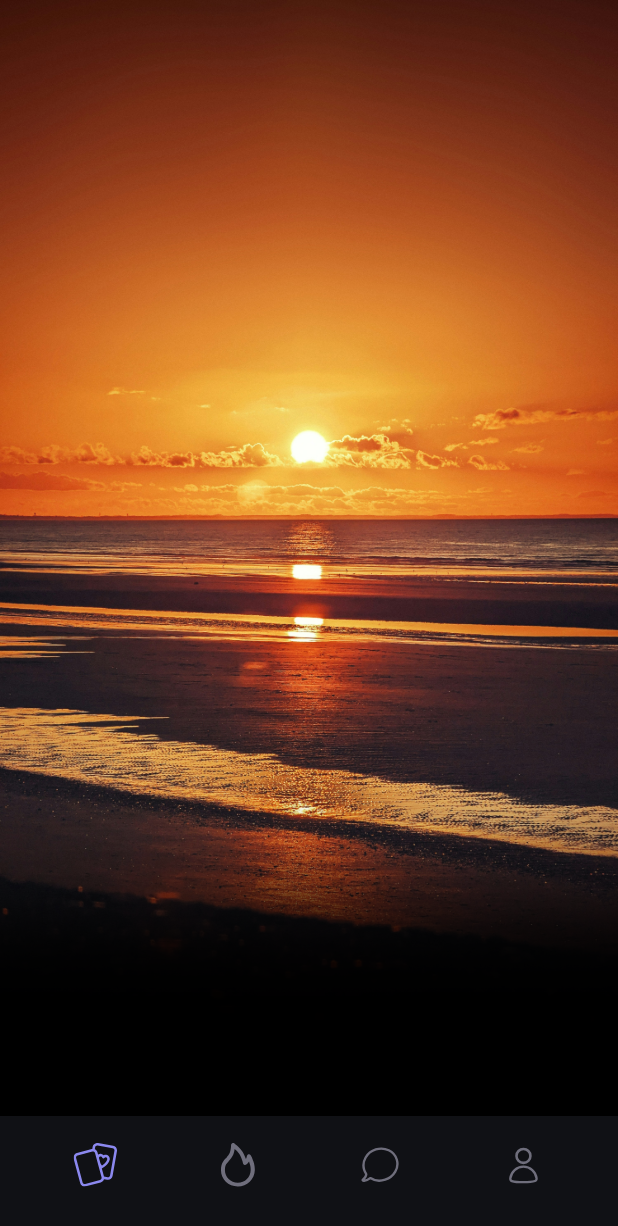
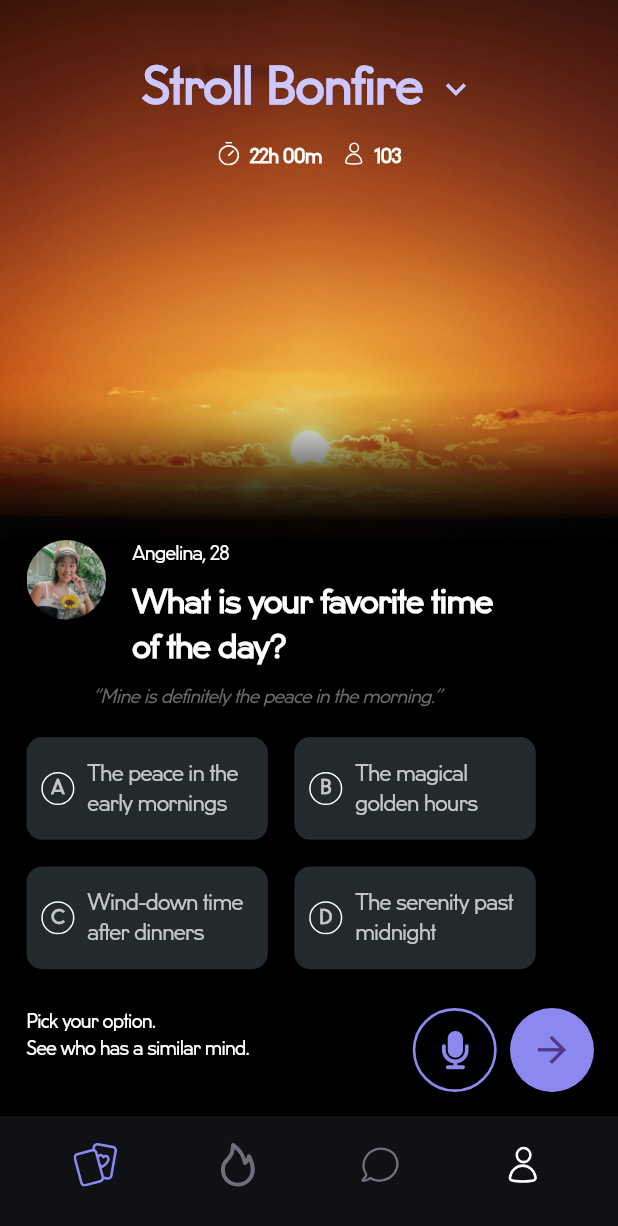
Before and after one commit to Chigozie743/stroll_test, a Flutter app: the screen it shows after launch, on a phone screen of 412 x 824 dp. Shown: the top 1226 px of the screen. Run offline on Flutter 3.47's test engine with Material 3 defaults, Android fonts, the phone set to English and light mode, and no system bars; our stand-ins replace flutter_riverpod, flutter_screenutil, flutter_svg, page_transition, responsive_builder.

Commit message:
Fifth Commit - Work Done setup

```diff
--- a/lib/constants/utils/app_assets.dart
+++ b/lib/constants/utils/app_assets.dart
@@ -4,17 +4,21 @@ class StrollAssetsPath {
   static const imagesPath = 'assets/images';
 
   //***************** APP Icons ********************
-  static const userIcon = "$iconsPath/user.svg";
+  static const userIcon = "$iconsPath/users.svg";
 
   static const fireIcon = "$iconsPath/fire.svg";
 
   static const cardsIcon = "$iconsPath/cards.svg";
 
+  static const clockIcon = "$iconsPath/clock.svg";
+
+  static const microphoneIcon = "$iconsPath/microphone.svg";
+
   static const chatBubbleIcon = "$iconsPath/chat_bubble.svg";
 
+  //***************** APP Images ********************
+  static const picsImage = "$imagesPath/pics.png";
 
-
-  //***************** APP Images ********************
   static const homeBackgroundImage = "$imagesPath/home_background.jpg";
 
 
--- a/lib/constants/utils/color_constants.dart
+++ b/lib/constants/utils/color_constants.dart
@@ -19,9 +19,13 @@ class StrollColors {
   // =================== Text Colors===============================
   static const Color strollGreyText = Color(0xFF6A6A6A);
 
+  static const Color strollBlueText = Color(0xFFCCC8FF);
+
   static const Color whiteText = Color(0xFFFFFFFF);
 
   static const Color strollIconColor = Color(0xFF6F6E7C);
 
+  static const Color strollLightGreyText = Color(0xFFC4C4C4);
+
 
 }
--- a/lib/constants/widgets/text_widget.dart
+++ b/lib/constants/widgets/text_widget.dart
@@ -12,6 +12,7 @@ class StrollText extends StatelessWidget {
   final Color? textColor;
   final TextAlign? textAlign;
   final int? maxLines;
+  final FontStyle? fontStyle;
   final FontWeight? fontWeight;
   final TextDecoration? textDecoration;
 
@@ -24,6 +25,7 @@ class StrollText extends StatelessWidget {
     this.textColor,
     this.textAlign,
     this.maxLines,
+    this.fontStyle,
     this.fontWeight,
     this.letterSpacing,
     this.fontFamily = 'U8Regular',
@@ -42,6 +44,7 @@ class StrollText extends StatelessWidget {
         height: height,
         fontFamily: fontFamily,
         fontSize: fontSize ?? 22.sp,
+        fontStyle: fontStyle ?? FontStyle.normal,
         letterSpacing: letterSpacing ?? -0.5.sp,
         fontWeight: fontWeight ?? FontWeight.w600,
         color: textColor ?? StrollColors.strollBlack,
--- a/lib/screens/home/home.dart
+++ b/lib/screens/home/home.dart
@@ -1,7 +1,10 @@
 import 'package:flutter/material.dart';
 import 'package:flutter_screenutil/flutter_screenutil.dart';
+import 'package:flutter_svg/flutter_svg.dart';
 import 'package:stroll/constants/utils/app_assets.dart';
 import 'package:stroll/constants/utils/color_constants.dart';
+import 'package:stroll/constants/widgets/text_widget.dart';
+import 'package:stroll/screens/home/home_widget/home_widget.dart';
 
 class HomeScreen extends StatefulWidget {
   const HomeScreen({super.key});
@@ -11,9 +14,16 @@ class HomeScreen extends StatefulWidget {
 }
 
 class _HomeScreenState extends State<HomeScreen> {
+  int _currentIndex = -1;
+
+  List<String> optionsList = ['A', 'B', 'C', 'D'];
+
+  List<String> answerList = ['The peace in the early mornings',
+    'The magical golden hours', 'Wind-down time after dinners',
+    'The serenity past midnight'];
+
   @override
   Widget build(BuildContext context) {
-    Size size = MediaQuery.sizeOf(context);
     return Scaffold(
       body: Container(
         width: double.infinity,
@@ -26,85 +36,125 @@ class _HomeScreenState extends State<HomeScreen> {
             fit: BoxFit.fill
           )
         ),
+        child: SafeArea(
           child: Column(
-          mainAxisAlignment: MainAxisAlignment.end,
+            mainAxisAlignment: MainAxisAlignment.spaceBetween,
             children: [
+              ////////////////////////////////////////////////////////////////////////////////
+              /// FIRST PHASE: TOP PART
+              ///////////////////////////////////////////////////////////////////////////////
+              Column(
+                children: [
+                  SizedBox(height: 40.sp,),
+                  Row(
+                    mainAxisAlignment: MainAxisAlignment.center,
+                    children: [
+                      ShadowText(
+                        data: 'Stroll Bonfire',
+                        style: Theme.of(context).textTheme.bodyMedium,
+                      ),
+                      SizedBox(width: 10.sp,),
+
+                      Icon(
+                        Icons.expand_more,
+                        color: StrollColors.strollBlueText,
+                        size: 30.sp,
+                      ),
+                    ],
+                  ),
+                  SizedBox(height: 10.sp,),
+                  Row(
+                    mainAxisAlignment: MainAxisAlignment.center,
+                    children: [
+                      const RowAndTextWidget(
+                        text: '22h 00m',
+                        icon: StrollAssetsPath.clockIcon,
+                      ),
+                      SizedBox(width: 15.sp,),
+                      const RowAndTextWidget(
+                        text: '103',
+                        icon: StrollAssetsPath.userIcon,
+                      )
+                    ],
+                  ),
+                ],
+              ),
+
+              ////////////////////////////////////////////////////////////////////////////////
+              /// SECOND PHASE: BOTTOM PART
+              ///////////////////////////////////////////////////////////////////////////////
               Container(
                 width: double.infinity,
                 decoration: BoxDecoration(
                   color: StrollColors.strollBlack,
                   boxShadow: [BoxShadow(
                     offset: const Offset(2, 2),
-                  blurRadius: 60.r,
-                  spreadRadius: 100.r,
+                    blurRadius: 50.r,
+                    spreadRadius: 60.r,
                     color: StrollColors.strollBlack,
                   ),]
                 ),
                 child: Padding(
                   padding: EdgeInsets.only(
-                  top: 30.sp, bottom: 40.sp, right: 15.sp, left: 15.sp
+                    top: 0.sp, bottom: 40.sp, right: 20.sp, left: 20.sp
                   ),
                   child: Column(
-                  crossAxisAlignment: CrossAxisAlignment.center,
+                    crossAxisAlignment: CrossAxisAlignment.start,
                     children: [
                       ////////////////////////////////////////////////////////////////////////////////
                       /// TEXT SECTION
                       ///////////////////////////////////////////////////////////////////////////////
-                    Row(
+                      const ProfileInfoWidget(
+                        question: 'What is your favorite time of the day?',
+                        quote: '“Mine is definitely the peace in the morning.”',
+                        image: StrollAssetsPath.picsImage,
+                        name: 'Angelina',
+                        age: '28',
+                      ),
+                      SizedBox(height: 20.sp,),
+
+                      SizedBox(
+                        child: Column(
                           children: [
-
+                            Wrap(
+                              spacing: 20.sp,
+                              runSpacing: 20.sp,
+                              children: [
+                                ...List.generate(optionsList.length, (index) {
+                                  return GestureDetector(
+                                    onTap: () {
+                                      setState(() {
+                                        _currentIndex = index;
+                                      });
+                                    },
+                                    child: QuestionOptionWidget(
+                                      option: optionsList[index],
+                                      answer: answerList[index],
+                                      outerBorderColor: index == _currentIndex
+                                        ? StrollColors.strollBlue
+                                        : StrollColors.transparentColor,
+                                      innerBorderColor: index == _currentIndex
+                                        ? StrollColors.transparentColor
+                                        : StrollColors.strollWhite,
+                                      innerBoxColor: index == _currentIndex
+                                        ? StrollColors.strollBlue
+                                        : StrollColors.transparentColor,
+                                    ),
+                                  );
+                                })
                               ],
                             ),
+                          ],
+                        ),
+                      ),
+                      SizedBox(height: 30.sp,),
 
-                    // InfluxText(
-                    //   text: 'Welcome to Influx',
-                    //   fontSize: 32.sp,
-                    //   textColor: InfluxColors.influxBlack,
-                    //   fontWeight: FontWeight.w400,
-                    //   textAlign: TextAlign.center,
-                    // ),
-                    // SizedBox(height: 10.sp,),
-
-                    // SizedBox(
-                    //   width: size.width.sp,
-                    //   child: InfluxText(
-                    //     text: 'Discover, buy, and dive into a world of books. From bestsellers to indie gems, find your next great read right here.',
-                    //     fontSize: 16.sp,
-                    //     textColor: InfluxColors.influxGreyText,
-                    //     fontWeight: FontWeight.w400,
-                    //     textAlign: TextAlign.center,
-                    //   ),
-                    // ),
-                    // SizedBox(height: 30.sp,),
-
-                    // /////////////////////////////////////////////////////////////////////////////////////////
-                    // /// BUTTON SECTION
-                    // /////////////////////////////////////////////////////////////////////////////////////////
-                    // InfluxIconButton(
-                    //   onClick: (){
-                    //     nextScreen(context, const SelectAccountTypeScreen());
-                    //   },
-                    //   text: 'Get Started',
-                    //   height: 56.sp,
-                    //   fontSize: 16.sp,
-                    //   width: size.width.sp,
-                    //   icon: InfluxAssetsPath.arrowRightIcon,
-                    //   textColor: InfluxColors.influxWhite,
-                    // ),
-                    // SizedBox(height: 15.sp,),
-
-                    // InfluxButton(
-                    //   onClick: (){
-                    //     nextScreen(context, const LoginScreen());
-                    //   },
-                    //   text: 'Login',
-                    //   height: 56.sp,
-                    //   fontSize: 16.sp,
-                    //   width: size.width.sp,
-                    //   textColor: InfluxColors.influxBlue,
-                    //   borderColor: InfluxColors.influxBlue,
-                    //   backgroundColor: InfluxColors.influxWhite,
-                    // ),
+                      StrollText(
+                        text: 'Pick your option. \nSee who has a similar mind.',
+                        fontSize: 14.sp,
+                        fontWeight: FontWeight.w400,
+                        textColor: StrollColors.strollWhite,
+                      ),
                     ],
                   ),
                 ),
@@ -112,6 +162,41 @@ class _HomeScreenState extends State<HomeScreen> {
             ],
           ),
         ),
+      ),
+
+      ////////////////////////////////////////////////////////////////////
+      /// FLOATING ACTION BUTTON
+      ////////////////////////////////////////////////////////////////////
+      floatingActionButton: Row(
+        mainAxisAlignment: MainAxisAlignment.end,
+        children: [
+          FloatingActionButton(
+            shape: CircleBorder(
+              side: BorderSide(
+                width: 2.sp,
+                color: StrollColors.strollBlue,
+              )
+            ),
+            backgroundColor: StrollColors.transparentColor,
+            onPressed: (){},
+            child: SvgPicture.asset(
+              StrollAssetsPath.microphoneIcon,
+              height: 30.sp,
+              width: 30.sp,
+            ),
+          ),
+          SizedBox(width: 10.sp,),
+          FloatingActionButton(
+            shape: const CircleBorder(),
+            backgroundColor: StrollColors.strollBlue,
+            onPressed: (){},
+            child: Icon(
+              Icons.arrow_forward,
+              size: 32.sp,
+            ),
+          ),
+        ]
+      ),
     );
   }
 }
--- /dev/null
+++ b/lib/screens/home/home_widget/home_widget.dart
@@ -0,0 +1,243 @@
+import 'dart:ui' as ui;
+import 'package:flutter/material.dart';
+import 'package:flutter_screenutil/flutter_screenutil.dart';
+import 'package:flutter_svg/flutter_svg.dart';
+import 'package:stroll/constants/utils/app_assets.dart';
+import 'package:stroll/constants/utils/color_constants.dart';
+import 'package:stroll/constants/widgets/text_widget.dart';
+
+class RowAndTextWidget extends StatelessWidget {
+  const RowAndTextWidget({
+    required this.text,
+    required this.icon,
+    super.key});
+
+  final String text;
+  final String icon;
+
+  @override
+  Widget build(BuildContext context) {
+    return Row(
+      mainAxisAlignment: MainAxisAlignment.center,
+      //crossAxisAlignment: CrossAxisAlignment.end,
+      children: [
+        SvgPicture.asset(
+          icon,
+          height: 18.sp,
+          width: 18.sp,
+          color: StrollColors.strollWhite,
+        ),
+        SizedBox(width: 7.sp,),
+
+        Column(
+          children: [
+            SizedBox(height: 5.sp,),
+            StrollText(
+              text: text,
+              fontSize: 14.sp,
+              textColor: StrollColors.strollWhite,
+              fontWeight: FontWeight.w700,
+            ),
+          ],
+        ),
+      ],
+    );
+  }
+}
+
+
+////////////////////////////////////////////////////////////////////////
+/// PROFILE INFO WIDGET
+////////////////////////////////////////////////////////////////////////
+class ProfileInfoWidget extends StatelessWidget {
+  const ProfileInfoWidget({
+    required this.question,
+    required this.quote,
+    required this.image,
+    required this.name,
+    required this.age,
+    super.key});
+
+  final String question;
+  final String quote;
+  final String image;
+  final String name;
+  final String age;
+
+  @override
+  Widget build(BuildContext context) {
+    return Column(
+      crossAxisAlignment: CrossAxisAlignment.start,
+      children: [
+        Row(
+          mainAxisAlignment: MainAxisAlignment.start,
+          crossAxisAlignment: CrossAxisAlignment.start,
+          children: [
+            Container(
+              width: 60.sp,
+              height: 60.sp,
+              decoration: BoxDecoration(
+                shape: BoxShape.circle,
+                image: DecorationImage(
+                  image: AssetImage(
+                    image,
+                  ),
+                  fit: BoxFit.cover
+                ),
+              ),
+            ),
+            SizedBox(width: 20.sp,),
+
+            Column(
+              crossAxisAlignment: CrossAxisAlignment.start,
+              children: [
+                StrollText(
+                  text: '$name, $age',
+                  fontSize: 14.sp,
+                  fontWeight: FontWeight.w400,
+                  textColor: StrollColors.strollWhite,
+                ),
+                SizedBox(height: 10.sp,),
+
+                SizedBox(
+                  width: 275.sp,
+                  child: StrollText(
+                    text: question,
+                    fontSize: 24.sp,
+                    fontWeight: FontWeight.w700,
+                    textColor: StrollColors.strollWhite,
+                  ),
+                ),
+              ],
+            ),
+          ],
+        ),
+        SizedBox(height: 10.sp,),
+
+        Row(
+          children: [
+            SizedBox(width: 50.sp,),
+            StrollText(
+              text: quote,
+              fontSize: 14.sp,
+              fontWeight: FontWeight.w400,
+              fontStyle: FontStyle.italic,
+              textColor: StrollColors.strollGreyText,
+            ),
+          ],
+        ),
+      ],
+    );
+  }
+}
+
+
+//////////////////////////////////////////////////////////////////////////
+/// QUESTIONS OPTION WIDGET
+/////////////////////////////////////////////////////////////////////////
+class QuestionOptionWidget extends StatelessWidget {
+  const QuestionOptionWidget({
+    required this.option,
+    required this.answer,
+    this.innerBorderColor,
+    this.outerBorderColor,
+    this.innerBoxColor,
+    super.key});
+
+  final String option;
+  final String answer;
+  final Color? innerBoxColor;
+  final Color? outerBorderColor;
+  final Color? innerBorderColor;
+
+  @override
+  Widget build(BuildContext context) {
+    return Container(
+      width: 182.sp,
+      decoration: BoxDecoration(
+        color: const Color(0xFF232A2E),
+        borderRadius: BorderRadius.circular(12.r),
+        border: Border.all(color: outerBorderColor
+          ?? StrollColors.transparentColor)
+      ),
+      child: Padding(
+        padding: EdgeInsets.symmetric(
+          horizontal: 10.sp, vertical: 15.sp
+        ),
+        child: Row(
+          children: [
+            Container(
+              width: 25.sp,
+              height: 25.sp,
+              decoration: BoxDecoration(
+                shape: BoxShape.circle,
+                color: innerBoxColor ?? StrollColors.transparentColor,
+                border: Border.all(color: innerBorderColor
+                  ?? StrollColors.strollLightGreyText)
+              ),
+              child: Center(
+                child: StrollText(
+                  text: option,
+                  fontSize: 14.sp,
+                  fontWeight: FontWeight.w700,
+                  textColor: StrollColors.strollLightGreyText,
+                ),
+              ),
+            ),
+            SizedBox(width: 10.sp,),
+
+            SizedBox(
+              width: 123.sp,
+              child: StrollText(
+                text: answer,
+                fontSize: 16.sp,
+                fontWeight: FontWeight.w500,
+                textColor: StrollColors.strollLightGreyText,
+              ),
+            ),
+          ],
+        ),
+      ),
+    );
+  }
+}
+
+
+//////////////////////////////////////////////////////////////////////////
+/// SHADOW TEXT WIDGET
+/////////////////////////////////////////////////////////////////////////
+class ShadowText extends StatelessWidget {
+  const ShadowText({super.key,
+    required this.style,
+    required this.data}) : assert(data != null);
+
+  final String? data;
+  final TextStyle? style;
+
+  @override
+  Widget build(BuildContext context) {
+    return ClipRect(
+      child: Stack(
+        children: [
+          Positioned(
+            top: 2.0,
+            left: 2.0,
+            child: Text(
+              data!,
+              style: style!.copyWith(color: Colors.black.withOpacity(0.5)),
+            ),
+          ),
+          BackdropFilter(
+            filter: ui.ImageFilter.blur(sigmaX: 2.0, sigmaY: 2.0),
+            child: StrollText(
+              text: data!,
+              fontSize: 37.sp,
+              textColor: StrollColors.strollBlueText,
+              fontWeight: FontWeight.w700,
+            ),
+          ),
+        ],
+      ),
+    );
+  }
+}
--- a/lib/screens/onboarding/main_page.dart
+++ b/lib/screens/onboarding/main_page.dart
@@ -62,7 +62,7 @@ class _MainPageState extends State<MainPage> {
             onTabSelected: _selectedTab,
             //color: selectedIndex == 4 ? null : null,
             height: 70.sp,
-            selectedColor: selectedIndex == 4 ? null : StrollColors.strollBlue,
+            selectedColor: StrollColors.strollBlue,
             items: [
               CustomBottomAppBarItem(
                   34.sp, 34.sp, StrollAssetsPath.cardsIcon, "",),
@@ -71,7 +71,7 @@ class _MainPageState extends State<MainPage> {
               CustomBottomAppBarItem(
                   29.sp, 29.sp, StrollAssetsPath.chatBubbleIcon, ""),
               CustomBottomAppBarItem(
-                  44.sp, 44.sp, StrollAssetsPath.userIcon, ""),
+                  29.sp, 29.sp, StrollAssetsPath.userIcon, ""),
             ],
           ),
         ),
```
Also changed, not shown: assets/icons/clock.svg (added), assets/icons/microphone.svg (added), assets/icons/users.svg (added), assets/images/pics.png (added). Lines whose indentation alone changed are shown as unchanged.
